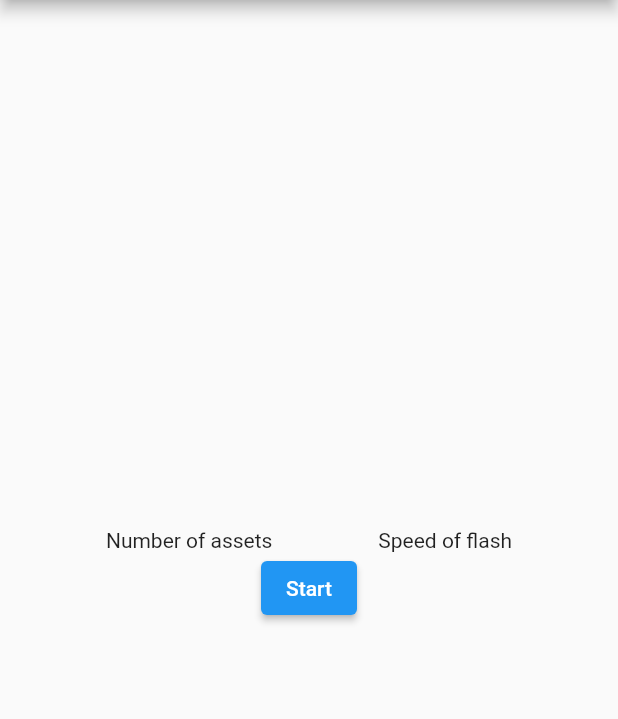
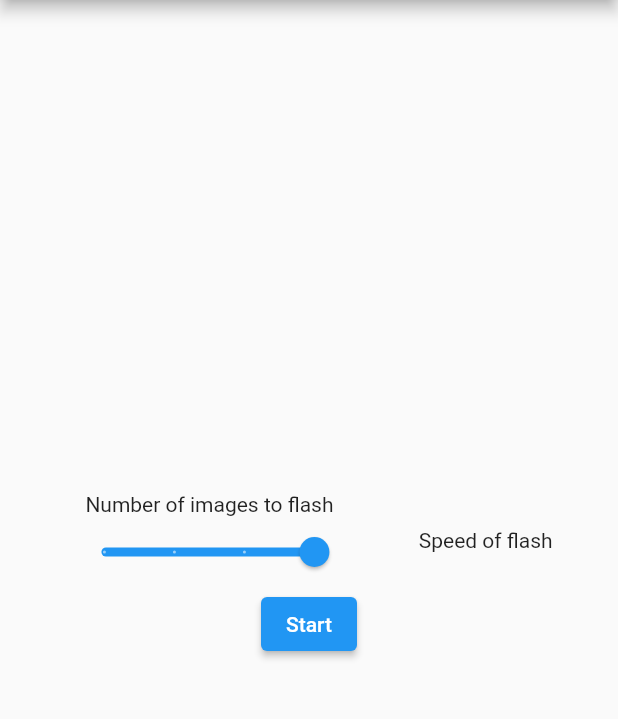
Before and after one commit to Ethal-A/recognition_test, a Flutter app: the screen it shows after launch, on a phone screen of 412 x 824 dp, the part 84-803 px from its top. Run offline on Flutter 3.47's test engine with Material 2 defaults, Android fonts, the phone set to English and light mode, and no system bars.

Commit message:
feat: slider for number of assets to flash has been created. bug: slider for number of assets to flash has no effect

```diff
--- a/lib/main.dart
+++ b/lib/main.dart
@@ -41,7 +41,7 @@ class _MyHomePageState extends State<MyHomePage> {
   late final List<String> totalAssets;
 
   // Configurable
-  int numberOfAssetsToFlash = 4;  // Ensure at most half (rounded down) of total assets
+  late int numberOfAssetsToFlash;
   Duration durationPerAsset = const Duration(seconds: 1);
   late List<String> assetsToFlash;
   late List<String> assetsToDeceive;
@@ -55,24 +55,47 @@ class _MyHomePageState extends State<MyHomePage> {
         TOTAL_NUMBER_OF_ASSETS, (index) => "$ASSETS_PATH$index.png");
     totalAssets.shuffle(Random()); // Randomising
 
-    // Set the assets that will be flashed and those to be used as red herrings
+    // Ensure at most half (rounded down) of total assets
+    numberOfAssetsToFlash = (TOTAL_NUMBER_OF_ASSETS/2).floor();
+
+    // Set the assets that will be flashed and those to be used as red herrings (TODO: Must be set when user clicks start)
     assetsToFlash = totalAssets.sublist(0, numberOfAssetsToFlash);
     assetsToDeceive = totalAssets.sublist(numberOfAssetsToFlash);
   }
 
-  Widget options = const Row(
-    mainAxisAlignment: MainAxisAlignment.spaceEvenly,
-    children: [
-      Text("Number of assets"),
-      Text("Speed of flash"),
-      ]
-  );
+  Widget options() {
+    int assetsToFlashDivisions = (TOTAL_NUMBER_OF_ASSETS/2).floor();
+
+    return Row(
+      mainAxisAlignment: MainAxisAlignment.spaceEvenly,
+      children: [
+        Column(
+          children: [
+            const Text("Number of images to flash"),
+            Slider(
+              value: numberOfAssetsToFlash.toDouble(),
+              onChanged: (double value) {
+                setState(() {
+                  numberOfAssetsToFlash = value.toInt();
+                });
+              },
+              divisions: assetsToFlashDivisions - 1,  // Number of divisions is inclusive of the start and end
+              label: numberOfAssetsToFlash.toString(),
+              max: assetsToFlashDivisions.toDouble(),
+              min: 1,
+            ),
+          ],
+        ),
+        Text("Speed of flash"),
+        ]
+      );
+  }
 
   Widget configureWidget() {
     return Column(
       mainAxisAlignment: MainAxisAlignment.center,
       children: [
-        options,
+        options(),
         ElevatedButton(
           onPressed: () {
             Provider.of<CurrentPageState>(context, listen: false).set(PageState.flash);
```
